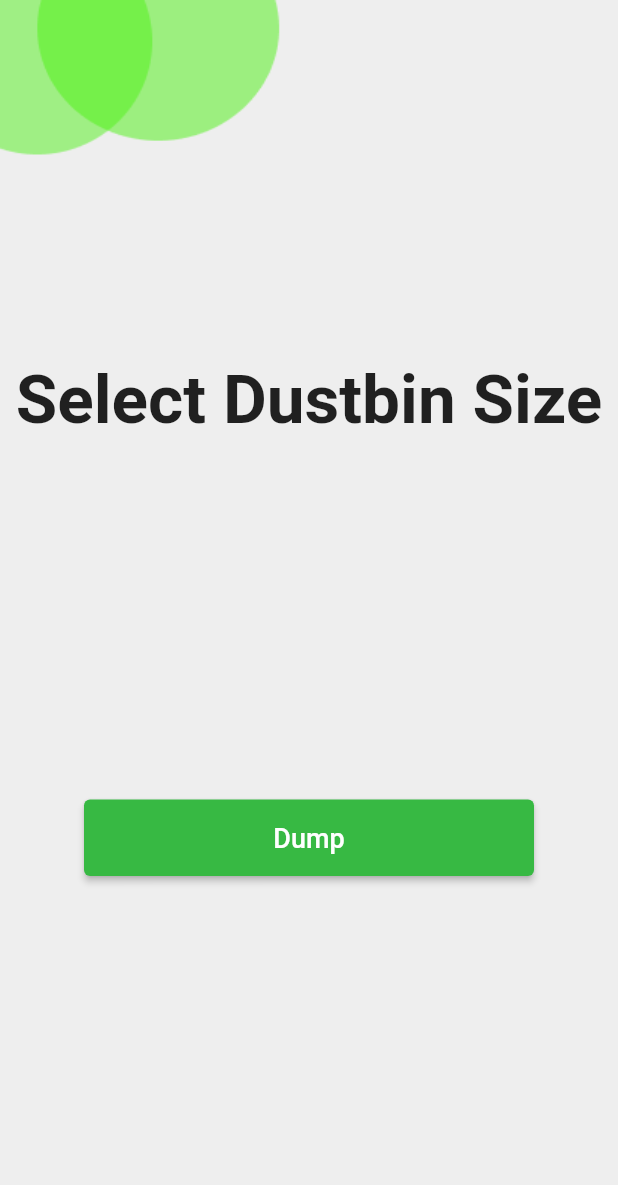
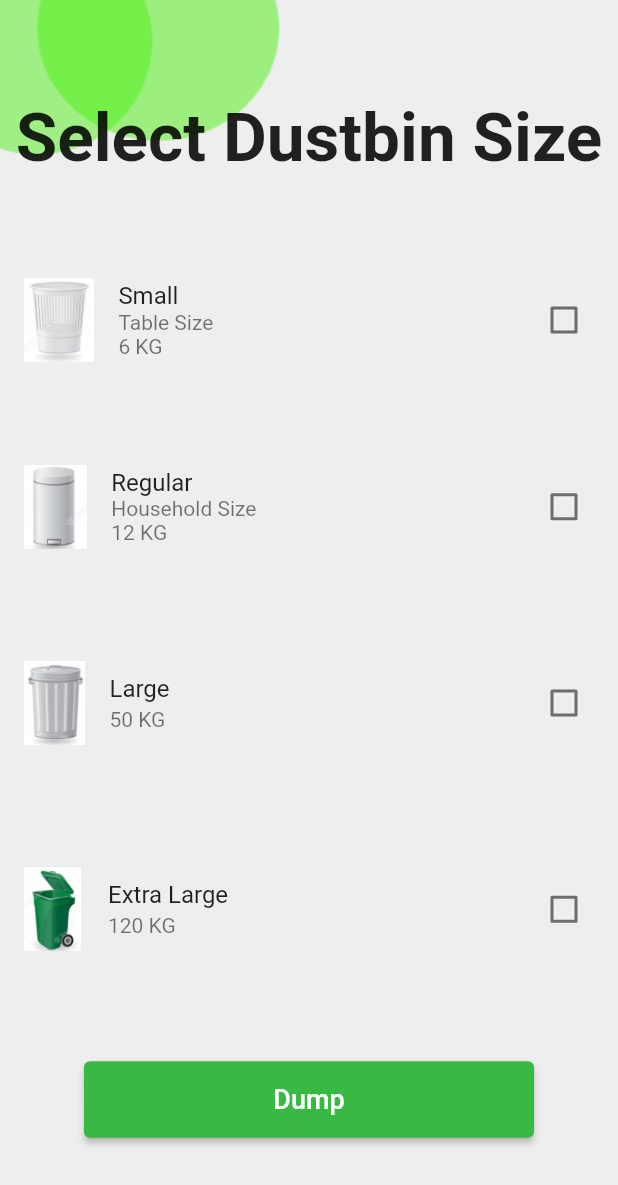
Before and after one commit to yashhatwar/wastinnova, a Flutter app: the screen it shows after launch, after a tap on "Dump waste", on a phone screen of 412 x 824 dp. Shown: the top 1185 px of the screen. Run offline on Flutter 3.47's test engine with Material 2 defaults, Android fonts, the phone set to English and light mode, and no system bars; our stand-ins replace syncfusion_flutter_charts; missing offline and left inert: svg_icon.

Commit message:
Dumpscreen done, started with connect

```diff
--- a/root/frontend/wastinnova/lib/components/navbutton.dart
+++ b/root/frontend/wastinnova/lib/components/navbutton.dart
@@ -19,11 +19,14 @@ class NavButton extends StatelessWidget {
           Text(data),
         ],
       ),
+
       style: ElevatedButton.styleFrom(
+        fixedSize:Size.square(110),
         primary: Colors.white,
         onPrimary: Colors.black,
         padding: EdgeInsets.all(15),
-
+        elevation: 10,
+        shape: RoundedRectangleBorder(borderRadius: BorderRadius.circular(15)),
       ),
       );
   }
--- a/root/frontend/wastinnova/lib/constants.dart
+++ b/root/frontend/wastinnova/lib/constants.dart
@@ -4,3 +4,8 @@ import 'package:flutter/material.dart';
 //                         primary: Colors.white,
 //                         onPrimary: Colors.black,
 //                       );
+const kheaderstyle= TextStyle(
+                    fontSize: 45,
+                    fontWeight:FontWeight.bold,
+                    color: Colors.black87,
+                  );
--- a/root/frontend/wastinnova/lib/main.dart
+++ b/root/frontend/wastinnova/lib/main.dart
@@ -1,4 +1,5 @@
 import 'package:flutter/material.dart';
+import 'package:wastinnova/screens/connect.dart';
 import 'package:wastinnova/screens/dumpwaste.dart';
 import 'package:wastinnova/screens/home.dart';
 import 'package:wastinnova/screens/statistics.dart';
@@ -26,7 +27,7 @@ class MyApp extends StatelessWidget {
         'tracking':(context)=>TrackingVan(),
         'stats':(context)=>StatsScreen(),
         'dumpwaste':(connect) =>DumpWaste(),
-        // 'connect':(context)=>TrackingVan(),
+        'connect':(context)=>ConnectScreen(),
         },
     );
   }
--- a/root/frontend/wastinnova/lib/screens/dumpwaste.dart
+++ b/root/frontend/wastinnova/lib/screens/dumpwaste.dart
@@ -1,4 +1,5 @@
 import 'package:flutter/material.dart';
+import 'package:wastinnova/constants.dart';
 
 class DumpWaste extends StatefulWidget {
   const DumpWaste({ Key? key }) : super(key: key);
@@ -8,6 +9,10 @@ class DumpWaste extends StatefulWidget {
 }
 
 class _DumpWasteState extends State<DumpWaste> {
+  bool value6kg=false;
+  bool value12kg=false;
+  bool value50kg=false;
+  bool value120kg=false;
   @override
   Widget build(BuildContext context) {
     return Scaffold(
@@ -26,14 +31,56 @@ class _DumpWasteState extends State<DumpWaste> {
                 const Text(
                   "Select Dustbin Size",
                   textAlign: TextAlign.center,
-                  style: TextStyle(
-                    fontSize: 45,
-                    fontWeight:FontWeight.bold,
-                    color: Colors.black87,
-                  ),
+                  style: kheaderstyle,
                 ),
+                CheckboxListTile(
+                  secondary: Image.asset('assets/dustbin6kg.png'),
+                  title: Text('Small'),
+                  subtitle: Text('Table Size\n6 KG'),
+                  value: value6kg,
+                  onChanged: (value) {
+                    setState(() {
+                      value6kg=value!;
+                    });
+
+                  }),
+                  CheckboxListTile(
+                  secondary: Image.asset('assets/dustbin12kg.png'),
+                  title: Text('Regular'),
+                  subtitle: Text('Household Size\n12 KG'),
+                  value: value12kg,
+                  onChanged: (value) {
+                    setState(() {
+                      value12kg=value!;
+                    });
+
+                  }),
+                  CheckboxListTile(
+                  secondary: Image.asset('assets/dustbin50kg.png'),
+                  title: Text('Large'),
+                  subtitle: Text('50 KG'),
+                  value: value50kg,
+                  onChanged: (value) {
+                    setState(() {
+                      value50kg=value!;
+                    });
+
+                  }),
+                  CheckboxListTile(
+                  secondary: Image.asset('assets/dustbin120kg.png'),
+                  title: Text('Extra Large'),
+                  subtitle: Text('120 KG'),
+                  value: value120kg,
+                  onChanged: (value) {
+                    setState(() {
+                      value120kg=value!;
+                    });
+
+                  }),
                 ElevatedButton(
-                  onPressed: () {},
+                  onPressed: () {
+
+                  },
                   child: Text("Dump",style: TextStyle(fontSize: 18),),
                   style: ElevatedButton.styleFrom(
                     padding: EdgeInsets.all(15),
--- a/root/frontend/wastinnova/lib/screens/home.dart
+++ b/root/frontend/wastinnova/lib/screens/home.dart
@@ -43,7 +43,7 @@ class Home extends StatelessWidget {
                   mainAxisAlignment: MainAxisAlignment.spaceEvenly,
                   children: [
                     NavButton("Stats",'stats',Icons.pie_chart_sharp),
-                    NavButton("Connect",'stats',Icons.bar_chart),
+                    NavButton("Connect",'connect',Icons.connect_without_contact),
                   ],
                 ),
               ],
--- a/root/frontend/wastinnova/lib/screens/track.dart
+++ b/root/frontend/wastinnova/lib/screens/track.dart
@@ -55,7 +55,7 @@ class _TrackingVanState extends State<TrackingVan> {
                     SizedBox(height: 45,),
                     Text("Current Location"),
                     SizedBox(height: 40,),
-                    Text("End Point"),
+                    Text("Your Location"),
                   ],
                 )
               ],
```
Also changed, not shown: root/frontend/wastinnova/lib/screens/connect.dart (added, +45 -0 lines), root/frontend/wastinnova/lib/screens/relstats.dart (+48 -4 lines), root/frontend/wastinnova/assets/dustbin120kg.png (added), root/frontend/wastinnova/assets/dustbin12kg.png (added), root/frontend/wastinnova/assets/dustbin50kg.png (added), root/frontend/wastinnova/assets/dustbin6kg.png (added).
